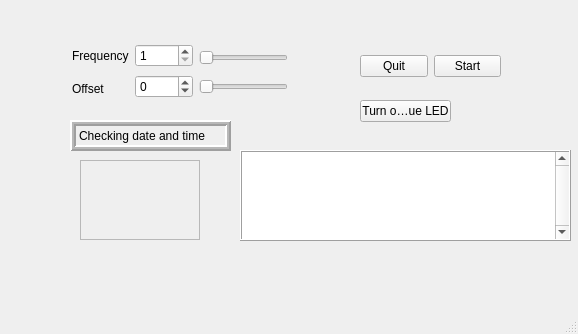
This is test0/gui.ui in ursl/tessie as Qt 5 draws it before an edit. The edited form follows.
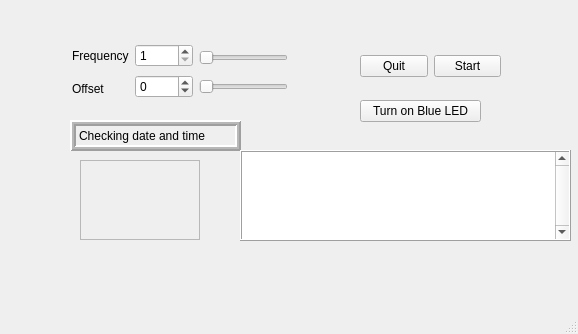
This is the edited form.

Commit message: change size of widgets

What changed in the file:
```diff
--- a/test0/gui.ui
+++ b/test0/gui.ui
@@ -184,7 +184,7 @@
      <rect>
       <x>70</x>
       <y>120</y>
-      <width>161</width>
+      <width>171</width>
       <height>31</height>
      </rect>
     </property>
@@ -293,7 +293,7 @@
      <rect>
       <x>360</x>
       <y>100</y>
-      <width>91</width>
+      <width>121</width>
       <height>22</height>
      </rect>
     </property>
```
